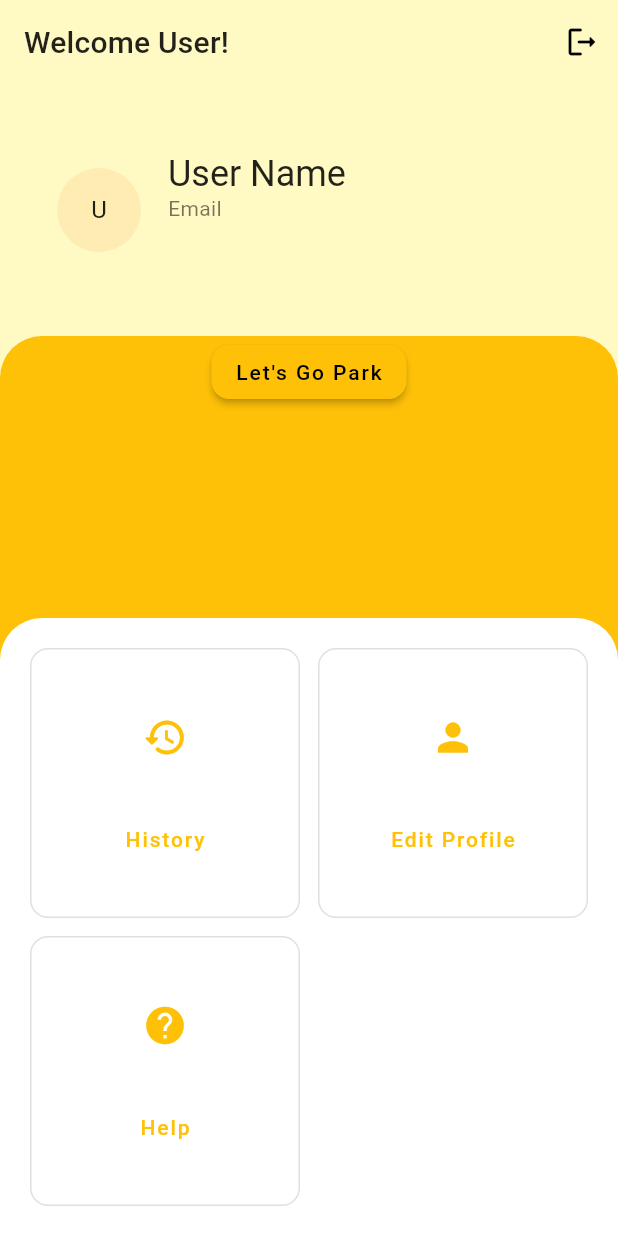
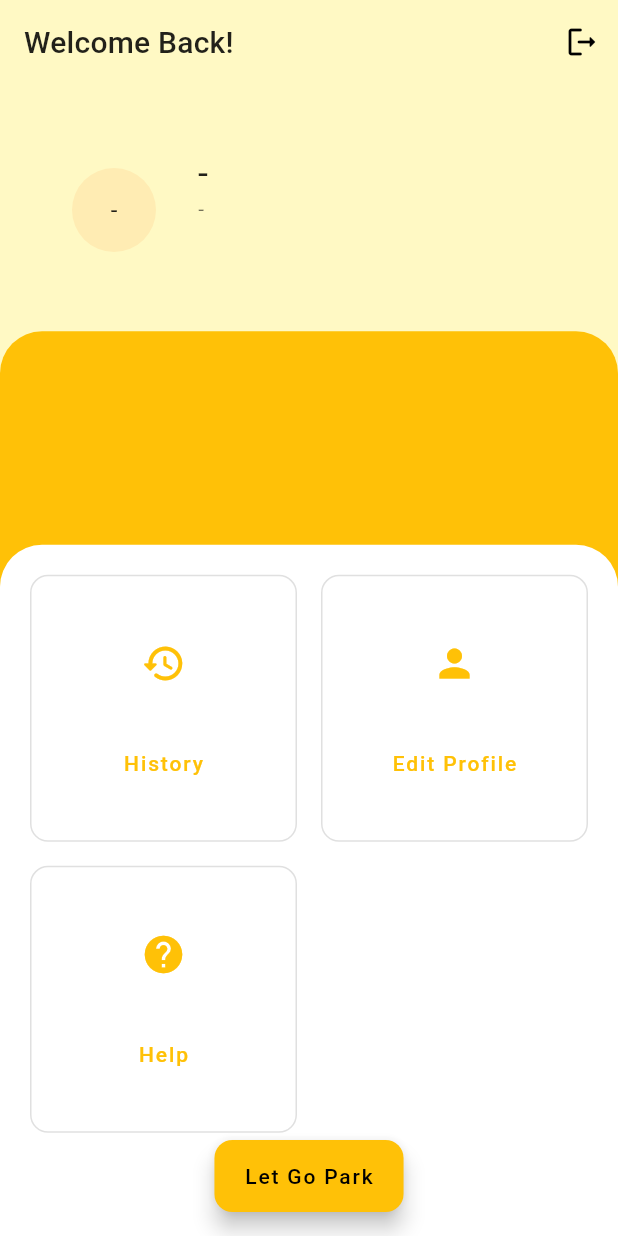
Before and after one commit to suyog-patil-21/parklane-parking-app, a Flutter app: the MobileHomeView screen opened directly, on a phone screen of 412 x 824 dp. Run offline on Flutter 3.47's test engine with Material 2 defaults, Android fonts, the light colour scheme and no system bars; our stand-ins replace bloc, connectivity_plus, email_validator, equatable, flutter_bloc, flutter_svg and 3 more; accounts and stored records are empty; Roboto replaces fonts that are missing (Heebo).

Commit message:
Home Page ui complete functionality remaning

```diff
--- a/parklane_app/lib/presentation/mobileui/mobile_home_view.dart
+++ b/parklane_app/lib/presentation/mobileui/mobile_home_view.dart
@@ -10,13 +10,14 @@ class MobileHomeView extends StatelessWidget {
 
   @override
   Widget build(BuildContext context) {
+    // var user = context.watch<AuthenticationState>().user;
     Size _screenSize = MediaQuery.of(context).size;
     return Scaffold(
       appBar: AppBar(
         elevation: 0,
         backgroundColor: Colors.transparent,
         title: Text(
-          'Welcome User!',
+          'Welcome Back!',
           style: Theme.of(context).textTheme.headline6,
         ),
         automaticallyImplyLeading: false,
@@ -33,66 +34,59 @@ class MobileHomeView extends StatelessWidget {
         ],
       ),
       backgroundColor: Colors.yellow.shade100,
-      body: Column(
-        crossAxisAlignment: CrossAxisAlignment.center,
+      body: Stack(
+        // crossAxisAlignment: CrossAxisAlignment.center,
         children: [
-          Container(
-            padding:
-                const EdgeInsets.symmetric(vertical: 40.0, horizontal: 20.0),
+          BlocBuilder<AuthenticationBloc, AuthenticationState>(
+            builder: (context, state) {
+              var user = state.user;
+              return Container(
+                padding: const EdgeInsets.symmetric(
+                    vertical: 40.0, horizontal: 20.0),
                 child: ListTile(
-              leading: const CircleAvatar(
-                  child: Text(
-                    'U',
-                  ),
-                  radius: 30),
+                  leading: CircleAvatar(
+                      child: Text(user.username![0].toUpperCase()), radius: 40),
                   title: Text(
-                'User Name',
+                    user.username!,
                     style: Theme.of(context).textTheme.headline5,
                   ),
                   isThreeLine: true,
-              subtitle: Text('Email'),
+                  subtitle: Text(user.email!),
                 ),
+              );
+            },
           ),
-          Expanded(
-            child: Stack(
-              children: [
-                Container(
-                    alignment: Alignment.topCenter,
+          Positioned(
+              left: 0.0,
+              top: _screenSize.height * 0.2,
+              child: Container(
+                height: _screenSize.height * 0.8,
                 width: _screenSize.width,
-                    height: _screenSize.height,
-                    child: Row(
-                      mainAxisAlignment: MainAxisAlignment.center,
-                      children: [
-                        ElevatedButton(
-                            onPressed: () {
-                              Navigator.of(context).pushNamed(MapScreen.route);
-                            },
-                            child: Text('Let\'s Go Park'))
-                      ],
-                    ),
-                    decoration: BoxDecoration(
-                        color: Theme.of(context).colorScheme.primary,
+                decoration: const BoxDecoration(
+                    color: Colors.amber,
                     borderRadius: BorderRadius.only(
                         topLeft: Radius.circular(28),
-                            topRight: Radius.circular(28)))),
-                Align(
-                  alignment: Alignment.bottomCenter,
-                  child: Container(
+                        topRight: Radius.circular(28))),
+              )),
+          DraggableScrollableSheet(
+              minChildSize: 0.6,
+              initialChildSize: 0.6,
+              maxChildSize: 0.8,
+              builder: (context, scrollController) {
+                return Container(
+                  padding: const EdgeInsets.all(8.0),
                   decoration: const BoxDecoration(
                       color: Colors.white,
                       borderRadius: BorderRadius.only(
                           topLeft: Radius.circular(28),
                           topRight: Radius.circular(28))),
-                    height: _screenSize.height * 0.5,
-                    width: _screenSize.width,
-                    child: Padding(
-                      padding: const EdgeInsets.all(8.0),
                   child: GridView(
+                      controller: scrollController,
                       padding: const EdgeInsets.all(12.0),
                       gridDelegate:
                           const SliverGridDelegateWithFixedCrossAxisCount(
-                                  mainAxisSpacing: 12.0,
-                                  crossAxisSpacing: 12.0,
+                              mainAxisSpacing: 16.0,
+                              crossAxisSpacing: 16.0,
                               crossAxisCount: 2),
                       children: [
                         HomeScreenButtons(
@@ -117,13 +111,16 @@ class MobileHomeView extends StatelessWidget {
                             ),
                             onPressed: () {})
                       ]),
-                    ),
-                  ),
-                )
+                );
+              }),
         ],
       ),
-          ),
-        ],
+      floatingActionButtonLocation: FloatingActionButtonLocation.centerFloat,
+      floatingActionButton: FloatingActionButton.extended(
+        label: Text('Let Go Park'),
+        onPressed: () {
+          Navigator.of(context).pushNamed(MapScreen.route);
+        },
       ),
       //  BlocBuilder<AuthenticationBloc, AuthenticationState>(
       //   builder: (context, state) {
```
Lines whose indentation alone changed are shown as unchanged.
